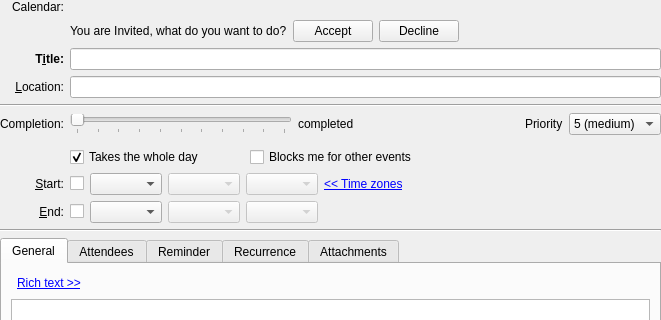
Qt form incidenceeditor-ng/eventortododesktop.ui (chusopr/kdepim-ktimetracker-akonadi) before a commit; both pictures show x 0 to 661 and y 0 to 320 of the 661 by 551 pixel window.
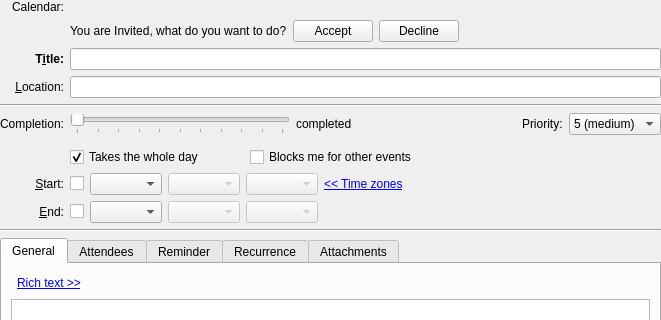
The same form after that commit. Custom widgets are drawn as their Qt base class.

Commit message: Add missing colon

```diff
--- a/incidenceeditor-ng/eventortododesktop.ui
+++ b/incidenceeditor-ng/eventortododesktop.ui
@@ -234,7 +234,7 @@
       <item>
        <widget class="QLabel" name="label_9">
         <property name="text">
-         <string comment="@label:listbox priority of a task">Priority</string>
+         <string comment="@label:listbox priority of a task">Priority:</string>
         </property>
        </widget>
       </item>
```
